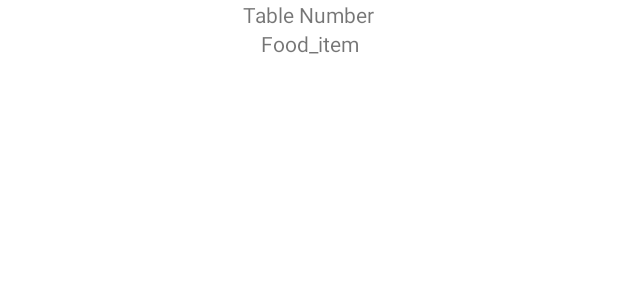
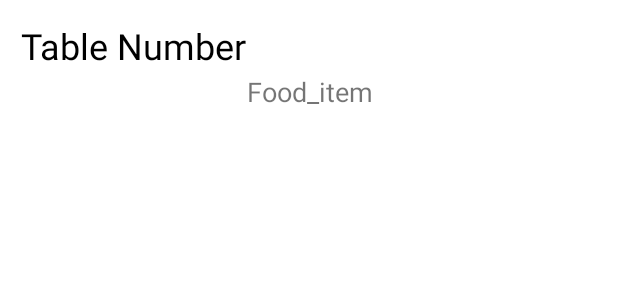
Before and after one commit to nabilnazar/RestaurantManagementAdminApp, an Android app: the layout list_item.xml on its own in the app's theme, with its tools: preview values and no code run, on a phone screen of 412 x 824 dp. Shown: the top 300 px of the screen. Run offline under Robolectric (Android 15) with nearby library versions, the phone set to English and light mode, and no system bars.

```diff
--- a/app/build.gradle
+++ b/app/build.gradle
@@ -31,6 +31,10 @@ android {
     kotlinOptions {
         jvmTarget = '1.8'
     }
+
+    buildFeatures {
+        viewBinding = true
+    }
 }
 
 dependencies {
--- /dev/null
+++ b/app/src/main/java/com/meghamlabs/restaurantmanagementadminapp/Order.kt
@@ -0,0 +1,4 @@
+package com.meghamlabs.restaurantmanagementadminapp
+
+
+data class Order(val tableNumber: Int = 0, val foodName: String?= null , val quantity: Int = 0)
--- a/app/src/main/res/layout/list_item.xml
+++ b/app/src/main/res/layout/list_item.xml
@@ -2,15 +2,17 @@
 <LinearLayout xmlns:android="http://schemas.android.com/apk/res/android"
     android:layout_width="match_parent"
     android:layout_height="wrap_content"
-    android:orientation="vertical">
+    android:orientation="vertical"
+    android:layout_margin="12dp">
 
     <TextView
         android:id="@+id/table_number_tv"
         android:layout_width="wrap_content"
         android:layout_height="wrap_content"
         android:text="Table Number"
-        android:textAlignment="center"
-        android:layout_gravity="center"
+        android:textColor="@color/black"
+        android:textSize="24sp"
+        android:padding="2dp"
         />
 
     <LinearLayout
@@ -19,11 +21,13 @@
         android:orientation="horizontal"
         >
 
-    <TextView
+     <TextView
         android:id="@+id/food_item_tv"
-        android:layout_width="match_parent"
-        android:layout_height="wrap_content"
+        android:layout_width="wrap_content"
+        android:layout_height="match_parent"
+         android:textSize="18sp"
         android:text="Food_item"
+         android:layout_weight="1"
         android:textAlignment="center"
         />
 
```
Also changed, not shown: app/src/main/java/com/meghamlabs/restaurantmanagementadminapp/OrderAdapter.kt (added, +52 -0 lines), app/src/main/java/com/meghamlabs/restaurantmanagementadminapp/OrderFragment.kt (+41 -41 lines).
